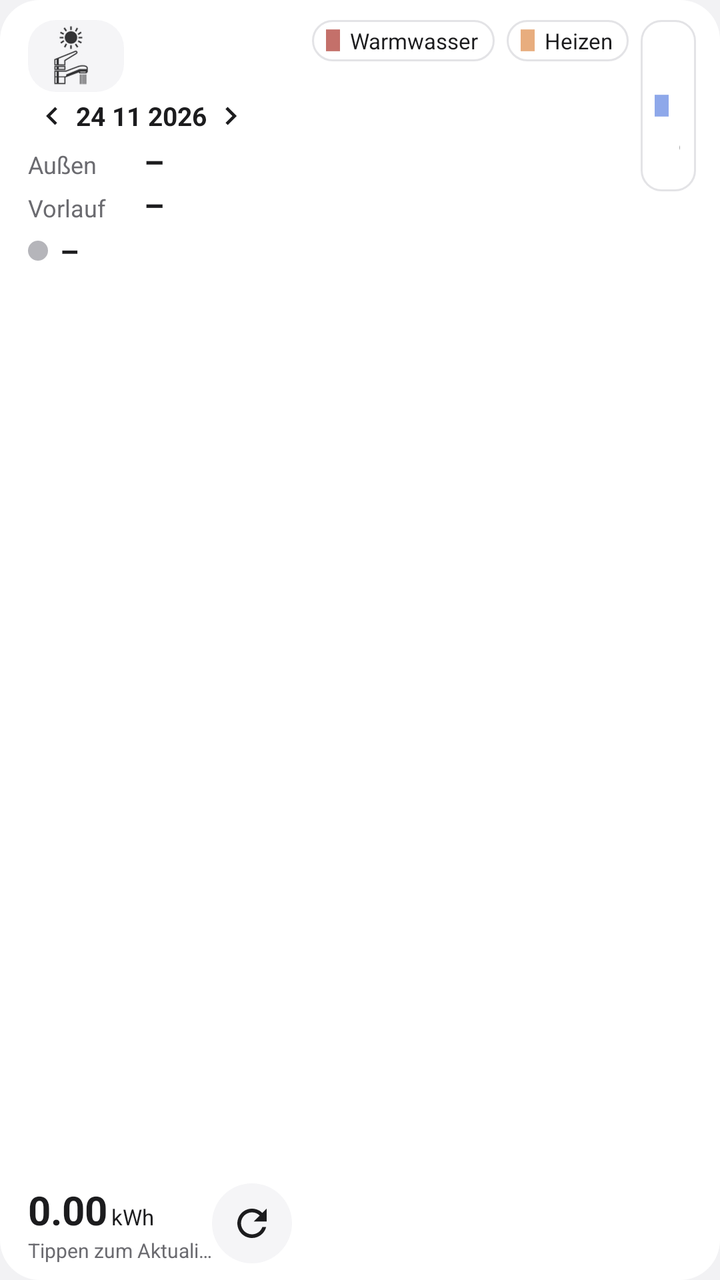
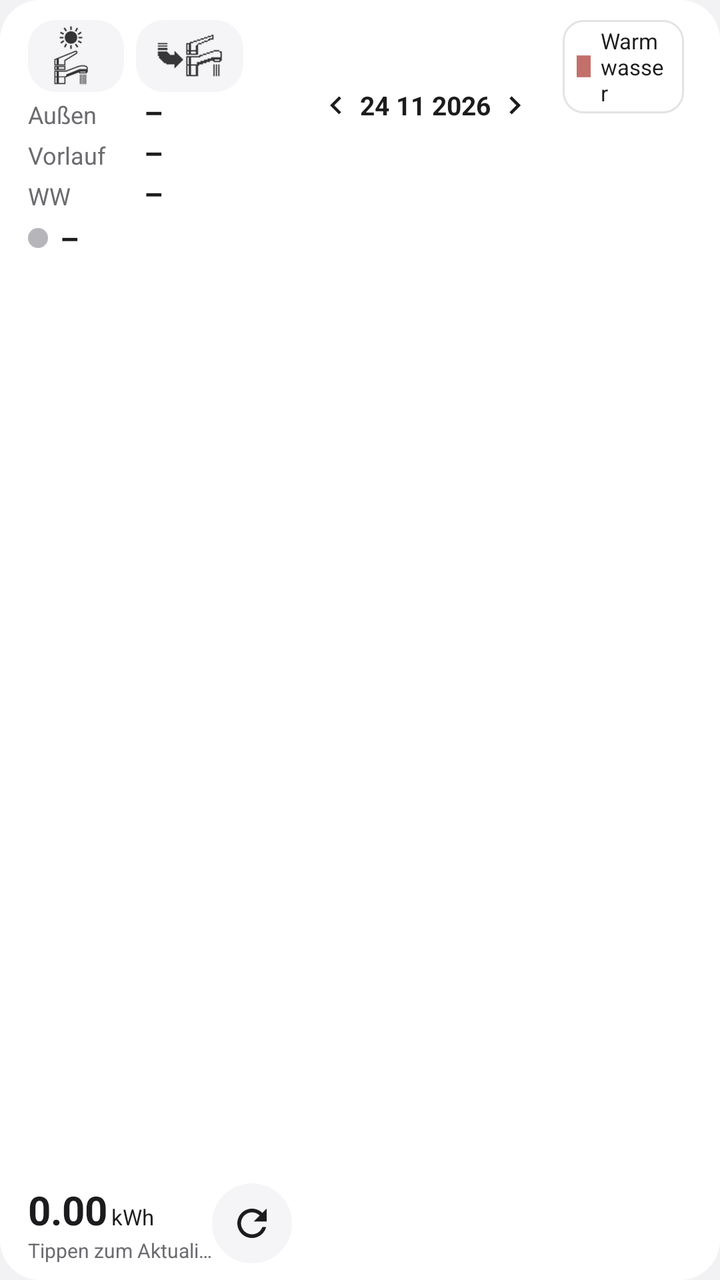

An Android layout rendered at two revisions. The XML below is the earlier revision; the diff shows what the commit changed to produce the second picture.
<!-- AndroidManifest.xml: application theme AppTheme -->
<!-- res/layout/widget_lwp_wide.xml -->
<?xml version="1.0" encoding="utf-8"?>
<LinearLayout xmlns:android="http://schemas.android.com/apk/res/android"
    android:id="@+id/root"
    android:layout_width="match_parent"
    android:layout_height="match_parent"
    android:background="@drawable/widget_bg"
    android:baselineAligned="false"
    android:orientation="horizontal"
    android:paddingStart="14dp"
    android:paddingTop="10dp"
    android:paddingEnd="12dp"
    android:paddingBottom="8dp">

    <LinearLayout
        android:layout_width="132dp"
        android:layout_height="match_parent"
        android:orientation="vertical">

        <LinearLayout
            android:layout_width="match_parent"
            android:layout_height="wrap_content"
            android:gravity="center_vertical"
            android:orientation="horizontal">

            <TextView
                android:id="@+id/title"
                android:layout_width="wrap_content"
                android:visibility="gone"
                android:layout_height="wrap_content"
                android:maxLines="1"
                android:text="LWP"
                android:textColor="@color/text_primary"
                android:textSize="17sp"
                android:textStyle="bold" />

            <LinearLayout
                android:id="@+id/dhw_toggle"
                android:layout_width="wrap_content"
                android:layout_height="36dp"
                android:background="@drawable/pill_off"
                android:contentDescription="Betriebsart wechseln"
                android:gravity="center_vertical"
                android:minWidth="48dp"
                android:orientation="horizontal"
                android:paddingStart="12dp"
                android:paddingTop="3dp"
                android:paddingEnd="12dp"
                android:paddingBottom="3dp">

                <ImageView
                    android:id="@+id/mode_icon"
                    android:layout_width="wrap_content"
                    android:layout_height="30dp"
                    android:adjustViewBounds="true"
                    android:scaleType="fitCenter"
                    android:src="@drawable/mode_heat_water" />

                <TextView
                    android:id="@+id/mode_pending"
                    android:layout_width="wrap_content"
                    android:layout_height="wrap_content"
                    android:layout_marginStart="4dp"
                    android:text="…"
                    android:textColor="@color/text_secondary"
                    android:textSize="13sp"
                    android:textStyle="bold"
                    android:visibility="gone" />
            </LinearLayout>
        </LinearLayout>

        <LinearLayout
            android:layout_width="match_parent"
            android:layout_height="wrap_content"
            android:gravity="center_vertical"
            android:orientation="horizontal">

            <ImageView
                android:id="@+id/prev"
                android:layout_width="24dp"
                android:layout_height="24dp"
                android:contentDescription="Vorheriger Tag"
                android:padding="3dp"
                android:src="@drawable/ic_chevron_left" />

            <TextView
                android:id="@+id/date"
                android:layout_width="wrap_content"
                android:layout_height="wrap_content"
                android:maxLines="1"
                android:text="24 11 2026"
                android:textColor="@color/text_primary"
                android:textSize="13sp" android:textStyle="bold" />

            <ImageView
                android:id="@+id/next"
                android:layout_width="24dp"
                android:layout_height="24dp"
                android:contentDescription="Nächster Tag"
                android:padding="3dp"
                android:src="@drawable/ic_chevron_right" />
        </LinearLayout>

        <LinearLayout
            android:layout_width="match_parent"
            android:layout_height="0dp"
            android:layout_weight="1"
            android:orientation="vertical">

            <LinearLayout
                android:layout_width="match_parent"
                android:layout_height="wrap_content"
                android:baselineAligned="true"
                android:orientation="horizontal">

                <TextView
                    android:layout_width="58dp"
                    android:layout_height="wrap_content"
                    android:text="Außen"
                    android:textColor="@color/text_secondary"
                    android:textSize="12sp" />

                <TextView
                    android:id="@+id/outdoor"
                    android:layout_width="wrap_content"
                    android:layout_height="wrap_content"
                    android:text="–"
                    android:textColor="@color/text_primary"
                    android:textSize="16sp"
                    android:textStyle="bold" />
            </LinearLayout>

            <LinearLayout
                android:layout_width="match_parent"
                android:layout_height="wrap_content"
                android:baselineAligned="true"
                android:orientation="horizontal">

                <TextView
                    android:id="@+id/flow_label"
                    android:layout_width="58dp"
                    android:layout_height="wrap_content"
                    android:text="Vorlauf"
                    android:textColor="@color/text_secondary"
                    android:textSize="12sp" />

                <TextView
                    android:id="@+id/flow"
                    android:layout_width="wrap_content"
                    android:layout_height="wrap_content"
                    android:text="–"
                    android:textColor="@color/text_primary"
                    android:textSize="16sp"
                    android:textStyle="bold" />
            </LinearLayout>

            <LinearLayout
                android:layout_width="match_parent"
                android:layout_height="wrap_content"
                android:layout_marginTop="2dp"
                android:gravity="center_vertical"
                android:orientation="horizontal">

                <ImageView
                    android:id="@+id/activity_dot"
                    android:layout_width="10dp"
                    android:layout_height="10dp"
                    android:layout_marginEnd="6dp"
                    android:src="@drawable/dot_idle" />

                <TextView
                    android:id="@+id/activity"
                    android:layout_width="wrap_content"
                    android:layout_height="wrap_content"
                    android:maxLines="1"
                    android:text="–"
                    android:textColor="@color/text_primary"
                    android:textSize="15sp"
                    android:textStyle="bold" />
            </LinearLayout>
        </LinearLayout>

        
        <LinearLayout
            android:id="@+id/footer"
            android:layout_width="match_parent"
            android:layout_height="wrap_content"
            android:gravity="center_vertical"
            android:orientation="horizontal">

            <LinearLayout
                android:layout_width="0dp"
                android:layout_height="wrap_content"
                android:layout_weight="1"
                android:orientation="vertical">

                <LinearLayout
                    android:layout_width="wrap_content"
                    android:layout_height="wrap_content"
                    android:baselineAligned="true"
                    android:orientation="horizontal">

                    <TextView
                        android:id="@+id/total"
                        android:layout_width="wrap_content"
                        android:layout_height="wrap_content"
                        android:text="0.00"
                        android:textColor="@color/text_primary"
                        android:textSize="20sp"
                        android:textStyle="bold" />

                    <TextView
                        android:layout_width="wrap_content"
                        android:layout_height="wrap_content"
                        android:layout_marginStart="2dp"
                        android:text="kWh"
                        android:textColor="@color/text_primary"
                        android:textSize="11sp" />
                </LinearLayout>

                <TextView
                    android:id="@+id/updated"
                    android:layout_width="wrap_content"
                    android:layout_height="wrap_content"
                    android:ellipsize="end"
                    android:maxLines="1"
                    android:text="Tippen zum Aktualisieren"
                    android:textColor="@color/text_secondary"
                    android:textSize="10sp" />

                <TextView
                    android:id="@+id/total_date"
                    android:layout_width="wrap_content"
                    android:layout_height="wrap_content"
                    android:visibility="gone"
                    android:text="" />
            </LinearLayout>

            <ImageView
                android:id="@+id/refresh"
                android:layout_width="40dp"
                android:layout_height="40dp"
                android:background="@drawable/refresh_bg"
                android:contentDescription="Aktualisieren"
                android:padding="9dp"
                android:scaleType="fitCenter"
                android:src="@drawable/ic_refresh" />
        </LinearLayout>
    </LinearLayout>

    <LinearLayout
        android:layout_width="0dp"
        android:layout_height="match_parent"
        android:layout_marginStart="10dp"
        android:layout_weight="1"
        android:orientation="vertical">

        
        <LinearLayout
            android:id="@+id/legend"
            android:layout_width="match_parent"
            android:layout_height="wrap_content"
            android:layout_marginTop="0dp"
            android:orientation="horizontal">

            <LinearLayout
                android:layout_width="wrap_content"
                android:layout_height="wrap_content"
                android:layout_marginEnd="6dp"
                android:background="@drawable/chip_bg"
                android:gravity="center_vertical"
                android:orientation="horizontal"
                android:paddingStart="7dp"
                android:paddingTop="3dp"
                android:paddingEnd="8dp"
                android:paddingBottom="3dp">

                <ImageView
                    android:layout_width="7dp"
                    android:layout_height="11dp"
                    android:layout_marginEnd="5dp"
                    android:src="@drawable/legend_hot_water" />

                <TextView
                    android:layout_width="wrap_content"
                    android:layout_height="wrap_content"
                    android:text="Warmwasser"
                    android:textColor="@color/text_primary"
                    android:textSize="11sp" />
            </LinearLayout>

            <LinearLayout
                android:layout_width="wrap_content"
                android:layout_height="wrap_content"
                android:layout_marginEnd="6dp"
                android:background="@drawable/chip_bg"
                android:gravity="center_vertical"
                android:orientation="horizontal"
                android:paddingStart="7dp"
                android:paddingTop="3dp"
                android:paddingEnd="8dp"
                android:paddingBottom="3dp">

                <ImageView
                    android:layout_width="7dp"
                    android:layout_height="11dp"
                    android:layout_marginEnd="5dp"
                    android:src="@drawable/legend_heat" />

                <TextView
                    android:layout_width="wrap_content"
                    android:layout_height="wrap_content"
                    android:text="Heizen"
                    android:textColor="@color/text_primary"
                    android:textSize="11sp" />
            </LinearLayout>

            <LinearLayout
                android:layout_width="wrap_content"
                android:layout_height="wrap_content"
                android:background="@drawable/chip_bg"
                android:gravity="center_vertical"
                android:orientation="horizontal"
                android:paddingStart="7dp"
                android:paddingTop="3dp"
                android:paddingEnd="8dp"
                android:paddingBottom="3dp">

                <ImageView
                    android:layout_width="7dp"
                    android:layout_height="11dp"
                    android:layout_marginEnd="5dp"
                    android:src="@drawable/legend_cool" />

                <TextView
                    android:layout_width="wrap_content"
                    android:layout_height="wrap_content"
                    android:text="Kühlen"
                    android:textColor="@color/text_primary"
                    android:textSize="11sp" />
            </LinearLayout>
        </LinearLayout>



        <ImageView
            android:id="@+id/chart"
            android:layout_width="match_parent"
            android:layout_height="0dp"
            android:layout_marginTop="4dp"
            android:layout_weight="1"
            android:contentDescription="Stündlicher Verbrauch"
            android:scaleType="fitCenter" />
    </LinearLayout>
</LinearLayout>
<!-- resources referenced by this layout -->
<resources>
  <color name="text_primary">#FF1C1C1E</color>
  <color name="text_secondary">#FF6B6B70</color>
  <!-- drawable chip_bg (drawable) -->
  <?xml version="1.0" encoding="utf-8"?>
  <shape xmlns:android="http://schemas.android.com/apk/res/android" android:shape="rectangle">
      <solid android:color="@color/card" />
      <stroke android:width="1dp" android:color="@color/chip_stroke" />
      <corners android:radius="10dp" />
  </shape>
  <!-- drawable dot_idle (drawable) -->
  <?xml version="1.0" encoding="utf-8"?>
  <shape xmlns:android="http://schemas.android.com/apk/res/android" android:shape="oval">
      <solid android:color="@color/idle" />
      <size android:width="10dp" android:height="10dp" />
  </shape>
  <!-- drawable ic_chevron_left (drawable) -->
  <?xml version="1.0" encoding="utf-8"?>
  <vector xmlns:android="http://schemas.android.com/apk/res/android"
      android:width="20dp" android:height="20dp" android:viewportWidth="24" android:viewportHeight="24">
      <path android:fillColor="@color/text_primary" android:pathData="M15.41,7.41L14,6l-6,6 6,6 1.41,-1.41L10.83,12z" />
  </vector>
  <!-- drawable ic_chevron_right (drawable) -->
  <?xml version="1.0" encoding="utf-8"?>
  <vector xmlns:android="http://schemas.android.com/apk/res/android"
      android:width="20dp" android:height="20dp" android:viewportWidth="24" android:viewportHeight="24">
      <path android:fillColor="@color/text_primary" android:pathData="M10,6L8.59,7.41 13.17,12l-4.58,4.59L10,18l6,-6z" />
  </vector>
  <!-- drawable legend_cool (drawable) -->
  <?xml version="1.0" encoding="utf-8"?>
  <shape xmlns:android="http://schemas.android.com/apk/res/android" android:shape="rectangle">
      <solid android:color="@color/cool" />
      <size android:width="9dp" android:height="14dp" />
  </shape>
  <!-- drawable legend_heat (drawable) -->
  <?xml version="1.0" encoding="utf-8"?>
  <shape xmlns:android="http://schemas.android.com/apk/res/android" android:shape="rectangle">
      <solid android:color="@color/heat" />
      <size android:width="9dp" android:height="14dp" />
  </shape>
  <!-- drawable legend_hot_water (drawable) -->
  <?xml version="1.0" encoding="utf-8"?>
  <shape xmlns:android="http://schemas.android.com/apk/res/android" android:shape="rectangle">
      <solid android:color="@color/hot_water" />
      <size android:width="9dp" android:height="14dp" />
  </shape>
  <!-- drawable pill_off (drawable) -->
  <?xml version="1.0" encoding="utf-8"?>
  <shape xmlns:android="http://schemas.android.com/apk/res/android" android:shape="rectangle">
      <solid android:color="@color/live_bg" />
      <corners android:radius="14dp" />
  </shape>
  <!-- drawable refresh_bg (drawable) -->
  <?xml version="1.0" encoding="utf-8"?>
  <shape xmlns:android="http://schemas.android.com/apk/res/android" android:shape="oval">
      <solid android:color="@color/live_bg" />
  </shape>
  <!-- drawable widget_bg (drawable) -->
  <?xml version="1.0" encoding="utf-8"?>
  <shape xmlns:android="http://schemas.android.com/apk/res/android" android:shape="rectangle">
      <solid android:color="@color/card" />
      <corners android:radius="20dp" />
  </shape>
  <style name="AppTheme" parent="android:Theme.Material.Light.NoActionBar">
          <item name="android:windowBackground">@color/page</item>
          <item name="android:statusBarColor">@color/page</item>
          <item name="android:windowLightStatusBar">true</item>
          <item name="android:colorAccent">@color/hot_water</item>
      </style>
  <color name="card">#FFFFFFFF</color>
  <color name="chip_stroke">#FFE3E3E6</color>
  <color name="idle">#FFB5B5BA</color>
  <color name="cool">#FF8EA8EA</color>
  <color name="heat">#FFE8AD7E</color>
  <color name="hot_water">#FFC4706A</color>
  <color name="live_bg">#FFF5F5F7</color>
  <color name="page">#FFF2F2F4</color>
  <!-- unchanged entries left out for length: 2 -->
</resources>

<!-- the commit's change to res/layout/widget_lwp_wide.xml (unified diff, before → after) -->
@@ -66,39 +66,44 @@
                     android:textStyle="bold"
                     android:visibility="gone" />
             </LinearLayout>
+
+            
+            <LinearLayout
+                android:id="@+id/force_toggle"
+                android:layout_width="wrap_content"
+                android:layout_height="36dp"
+                android:layout_marginStart="6dp"
+                android:background="@drawable/pill_off"
+                android:contentDescription="Warmwasser erzwingen"
+                android:gravity="center_vertical"
+                android:minWidth="48dp"
+                android:orientation="horizontal"
+                android:paddingStart="10dp"
+                android:paddingTop="6dp"
+                android:paddingEnd="10dp"
+                android:paddingBottom="6dp">
+
+                <ImageView
+                    android:id="@+id/force_icon"
+                    android:layout_width="wrap_content"
+                    android:layout_height="22dp"
+                    android:adjustViewBounds="true"
+                    android:scaleType="fitCenter"
+                    android:src="@drawable/mode_force_dhw" />
+
+                <TextView
+                    android:id="@+id/force_pending"
+                    android:layout_width="wrap_content"
+                    android:layout_height="wrap_content"
+                    android:layout_marginStart="4dp"
+                    android:text="…"
+                    android:textColor="@color/text_secondary"
+                    android:textSize="13sp"
+                    android:textStyle="bold"
+                    android:visibility="gone" />
+            </LinearLayout>
         </LinearLayout>
 
-        <LinearLayout
-            android:layout_width="match_parent"
-            android:layout_height="wrap_content"
-            android:gravity="center_vertical"
-            android:orientation="horizontal">
-
-            <ImageView
-                android:id="@+id/prev"
-                android:layout_width="24dp"
-                android:layout_height="24dp"
-                android:contentDescription="Vorheriger Tag"
-                android:padding="3dp"
-                android:src="@drawable/ic_chevron_left" />
-
-            <TextView
-                android:id="@+id/date"
-                android:layout_width="wrap_content"
-                android:layout_height="wrap_content"
-                android:maxLines="1"
-                android:text="24 11 2026"
-                android:textColor="@color/text_primary"
-                android:textSize="13sp" android:textStyle="bold" />
-
-            <ImageView
-                android:id="@+id/next"
-                android:layout_width="24dp"
-                android:layout_height="24dp"
-                android:contentDescription="Nächster Tag"
-                android:padding="3dp"
-                android:src="@drawable/ic_chevron_right" />
-        </LinearLayout>
 
         <LinearLayout
             android:layout_width="match_parent"
@@ -125,7 +130,7 @@
                     android:layout_height="wrap_content"
                     android:text="–"
                     android:textColor="@color/text_primary"
-                    android:textSize="16sp"
+                    android:textSize="15sp"
                     android:textStyle="bold" />
             </LinearLayout>
 
@@ -149,7 +154,30 @@
                     android:layout_height="wrap_content"
                     android:text="–"
                     android:textColor="@color/text_primary"
-                    android:textSize="16sp"
+                    android:textSize="15sp"
+                    android:textStyle="bold" />
+            </LinearLayout>
+
+            <LinearLayout
+                android:layout_width="match_parent"
+                android:layout_height="wrap_content"
+                android:baselineAligned="true"
+                android:orientation="horizontal">
+
+                <TextView
+                    android:layout_width="58dp"
+                    android:layout_height="wrap_content"
+                    android:text="WW"
+                    android:textColor="@color/text_secondary"
+                    android:textSize="12sp" />
+
+                <TextView
+                    android:id="@+id/tank_temp"
+                    android:layout_width="wrap_content"
+                    android:layout_height="wrap_content"
+                    android:text="–"
+                    android:textColor="@color/text_primary"
+                    android:textSize="15sp"
                     android:textStyle="bold" />
             </LinearLayout>
 
@@ -256,87 +284,130 @@
 
         
         <LinearLayout
-            android:id="@+id/legend"
             android:layout_width="match_parent"
             android:layout_height="wrap_content"
-            android:layout_marginTop="0dp"
+            android:gravity="center_vertical"
             android:orientation="horizontal">
 
             <LinearLayout
                 android:layout_width="wrap_content"
                 android:layout_height="wrap_content"
-                android:layout_marginEnd="6dp"
-                android:background="@drawable/chip_bg"
                 android:gravity="center_vertical"
-                android:orientation="horizontal"
-                android:paddingStart="7dp"
-                android:paddingTop="3dp"
-                android:paddingEnd="8dp"
-                android:paddingBottom="3dp">
+                android:orientation="horizontal">
 
                 <ImageView
-                    android:layout_width="7dp"
-                    android:layout_height="11dp"
-                    android:layout_marginEnd="5dp"
-                    android:src="@drawable/legend_hot_water" />
-
-                <TextView
-                    android:layout_width="wrap_content"
-                    android:layout_height="wrap_content"
-                    android:text="Warmwasser"
+                    android:id="@+id/prev"
+                    android:layout_width="24dp"
+                    android:layout_height="24dp"
+                    android:contentDescription="Vorheriger Tag"
+                    android:padding="3dp"
+                    android:src="@drawable/ic_chevron_left" />
+
+                <TextView
+                    android:id="@+id/date"
+                    android:layout_width="wrap_content"
+                    android:layout_height="wrap_content"
+                    android:maxLines="1"
+                    android:text="24 11 2026"
                     android:textColor="@color/text_primary"
-                    android:textSize="11sp" />
-            </LinearLayout>
-
-            <LinearLayout
+                    android:textSize="13sp" android:textStyle="bold" />
+
+                <ImageView
+                    android:id="@+id/next"
+                    android:layout_width="24dp"
+                    android:layout_height="24dp"
+                    android:contentDescription="Nächster Tag"
+                    android:padding="3dp"
+                    android:src="@drawable/ic_chevron_right" />
+            </LinearLayout>
+
+            <TextView
+                android:layout_width="12dp"
+                android:layout_height="1dp" />
+
+            <LinearLayout
+                android:id="@+id/legend"
                 android:layout_width="wrap_content"
                 android:layout_height="wrap_content"
-                android:layout_marginEnd="6dp"
-                android:background="@drawable/chip_bg"
-                android:gravity="center_vertical"
-                android:orientation="horizontal"
-                android:paddingStart="7dp"
-                android:paddingTop="3dp"
-                android:paddingEnd="8dp"
-                android:paddingBottom="3dp">
-
-                <ImageView
-                    android:layout_width="7dp"
-                    android:layout_height="11dp"
-                    android:layout_marginEnd="5dp"
-                    android:src="@drawable/legend_heat" />
-
-                <TextView
-                    android:layout_width="wrap_content"
-                    android:layout_height="wrap_content"
-                    android:text="Heizen"
-                    android:textColor="@color/text_primary"
-                    android:textSize="11sp" />
-            </LinearLayout>
-
-            <LinearLayout
-                android:layout_width="wrap_content"
-                android:layout_height="wrap_content"
-                android:background="@drawable/chip_bg"
-                android:gravity="center_vertical"
-                android:orientation="horizontal"
-                android:paddingStart="7dp"
-                android:paddingTop="3dp"
-                android:paddingEnd="8dp"
-                android:paddingBottom="3dp">
-
-                <ImageView
-                    android:layout_width="7dp"
-                    android:layout_height="11dp"
-                    android:layout_marginEnd="5dp"
-                    android:src="@drawable/legend_cool" />
-
-                <TextView
-                    android:layout_width="wrap_content"
-                    android:layout_height="wrap_content"
-                    android:text="Kühlen"
-                    android:textColor="@color/text_primary"
-                    android:textSize="11sp" />
+                android:layout_marginTop="0dp"
+                android:orientation="horizontal">
+
+                <LinearLayout
+                    android:layout_width="wrap_content"
+                    android:layout_height="wrap_content"
+                    android:layout_marginEnd="6dp"
+                    android:background="@drawable/chip_bg"
+                    android:gravity="center_vertical"
+                    android:orientation="horizontal"
+                    android:paddingStart="7dp"
+                    android:paddingTop="3dp"
+                    android:paddingEnd="8dp"
+                    android:paddingBottom="3dp">
+
+                    <ImageView
+                        android:layout_width="7dp"
+                        android:layout_height="11dp"
+                        android:layout_marginEnd="5dp"
+                        android:src="@drawable/legend_hot_water" />
+
+                    <TextView
+                        android:layout_width="wrap_content"
+                        android:layout_height="wrap_content"
+                        android:text="Warmwasser"
+                        android:textColor="@color/text_primary"
+                        android:textSize="11sp" />
+                </LinearLayout>
+
+                <LinearLayout
+                    android:layout_width="wrap_content"
+                    android:layout_height="wrap_content"
+                    android:layout_marginEnd="6dp"
+                    android:background="@drawable/chip_bg"
+                    android:gravity="center_vertical"
+                    android:orientation="horizontal"
+                    android:paddingStart="7dp"
+                    android:paddingTop="3dp"
+                    android:paddingEnd="8dp"
+                    android:paddingBottom="3dp">
+
+                    <ImageView
+                        android:layout_width="7dp"
+                        android:layout_height="11dp"
+                        android:layout_marginEnd="5dp"
+                        android:src="@drawable/legend_heat" />
+
+                    <TextView
+                        android:layout_width="wrap_content"
+                        android:layout_height="wrap_content"
+                        android:text="Heizen"
+                        android:textColor="@color/text_primary"
+                        android:textSize="11sp" />
+                </LinearLayout>
+
+                <LinearLayout
+                    android:layout_width="wrap_content"
+                    android:layout_height="wrap_content"
+                    android:background="@drawable/chip_bg"
+                    android:gravity="center_vertical"
+                    android:orientation="horizontal"
+                    android:paddingStart="7dp"
+                    android:paddingTop="3dp"
+                    android:paddingEnd="8dp"
+                    android:paddingBottom="3dp">
+
+                    <ImageView
+                        android:layout_width="7dp"
+                        android:layout_height="11dp"
+                        android:layout_marginEnd="5dp"
+                        android:src="@drawable/legend_cool" />
+
+                    <TextView
+                        android:layout_width="wrap_content"
+                        android:layout_height="wrap_content"
+                        android:text="Kühlen"
+                        android:textColor="@color/text_primary"
+                        android:textSize="11sp" />
+                </LinearLayout>
             </LinearLayout>
         </LinearLayout>
 
<!-- resource entries referenced after the edit -->
@@ -45,6 +45,7 @@
       <solid android:color="@color/hot_water" />
       <size android:width="9dp" android:height="14dp" />
   </shape>
+  <!-- drawable mode_force_dhw: png bitmap (drawable-nodpi, 27776 bytes) -->
   <!-- drawable pill_off (drawable) -->
   <?xml version="1.0" encoding="utf-8"?>
   <shape xmlns:android="http://schemas.android.com/apk/res/android" android:shape="rectangle">
